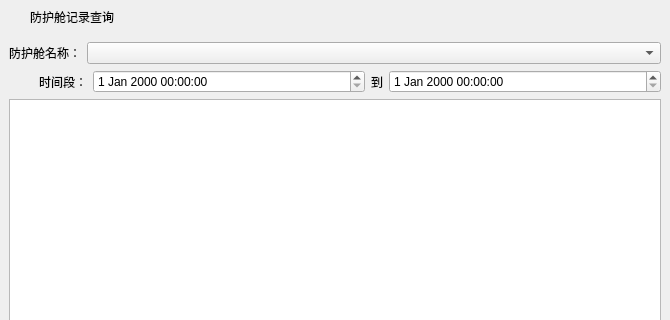
Above: frmsearchslavelog.ui from github188/EntranceGuard before the change; both pictures show x 0 to 670 and y 0 to 320 of the 670 by 480 pixel window. Below: the same form after it.
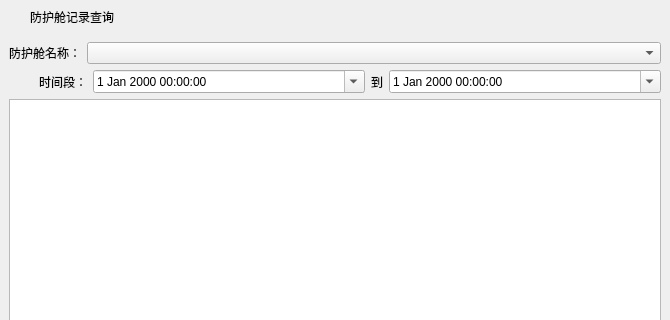
That is the form after the change.

The edit to the form file:
```diff
--- a/frmsearchslavelog.ui
+++ b/frmsearchslavelog.ui
@@ -313,7 +313,11 @@
            </widget>
           </item>
           <item>
-           <widget class="QDateTimeEdit" name="startDateTime"/>
+           <widget class="QDateTimeEdit" name="startDateTime">
+            <property name="calendarPopup">
+             <bool>true</bool>
+            </property>
+           </widget>
           </item>
           <item>
            <widget class="QLabel" name="label_3">
@@ -332,7 +336,11 @@
            </widget>
           </item>
           <item>
-           <widget class="QDateTimeEdit" name="endDateTime"/>
+           <widget class="QDateTimeEdit" name="endDateTime">
+            <property name="calendarPopup">
+             <bool>true</bool>
+            </property>
+           </widget>
           </item>
          </layout>
         </item>
```
